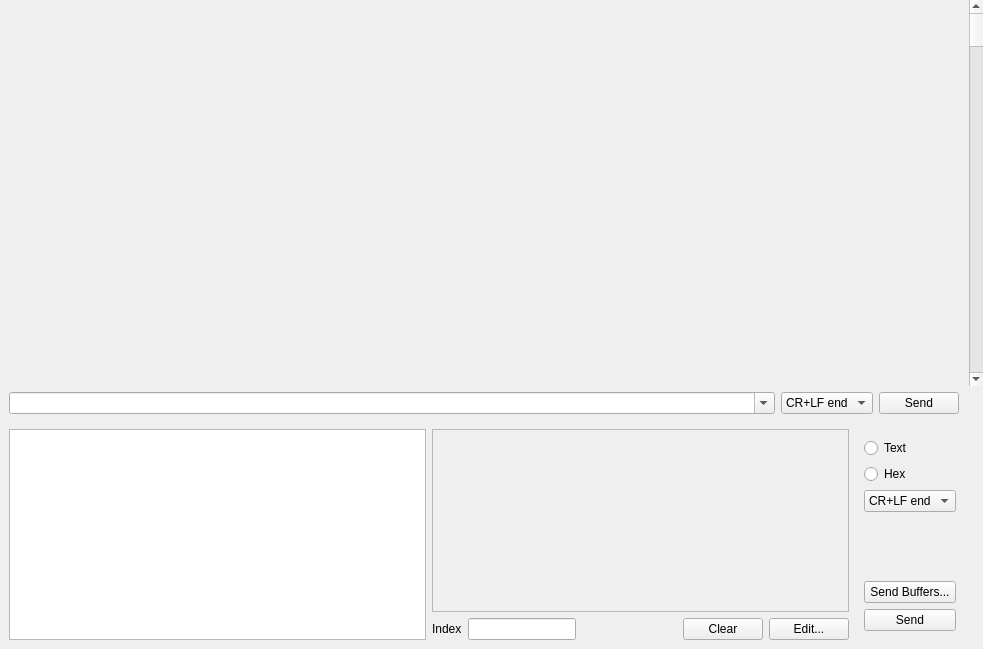
Qt form src/UI/QT/Frame_MainTextArea.ui (TheBeef/WhippyTerm) before a commit.
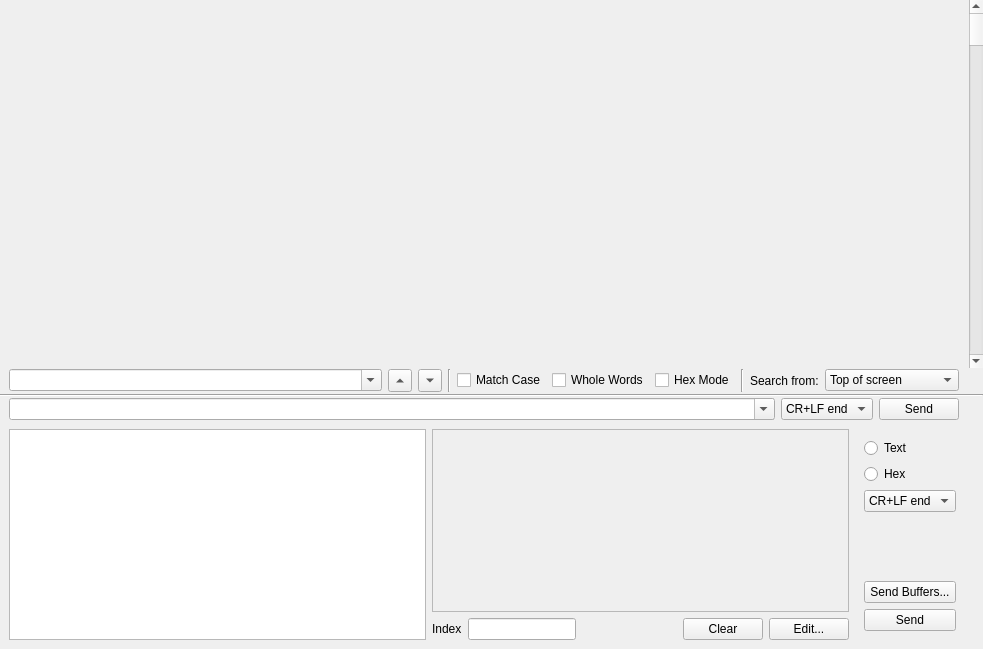
The same form after that commit. Icons and pictures are not drawn. Custom widgets are drawn as their Qt base class.

Commit message: First part of the new text search (text only, no history)

```diff
--- a/src/UI/QT/Frame_MainTextArea.ui
+++ b/src/UI/QT/Frame_MainTextArea.ui
@@ -34,7 +34,10 @@
        <verstretch>0</verstretch>
       </sizepolicy>
      </property>
-     <layout class="QVBoxLayout" name="verticalLayout">
+     <layout class="QVBoxLayout" name="verticalLayout_8">
+      <property name="spacing">
+       <number>0</number>
+      </property>
       <property name="leftMargin">
        <number>0</number>
       </property>
@@ -113,6 +116,233 @@
         </layout>
        </widget>
       </item>
+      <item>
+       <widget class="QWidget" name="Find_ContainerWidget" native="true">
+        <property name="sizePolicy">
+         <sizepolicy hsizetype="Preferred" vsizetype="Maximum">
+          <horstretch>0</horstretch>
+          <verstretch>0</verstretch>
+         </sizepolicy>
+        </property>
+        <layout class="QVBoxLayout" name="verticalLayout">
+         <property name="spacing">
+          <number>0</number>
+         </property>
+         <property name="leftMargin">
+          <number>0</number>
+         </property>
+         <property name="topMargin">
+          <number>1</number>
+         </property>
+         <property name="rightMargin">
+          <number>0</number>
+         </property>
+         <property name="bottomMargin">
+          <number>1</number>
+         </property>
+         <item>
+          <widget class="QWidget" name="Find_InternalContainerWidget" native="true">
+           <property name="sizePolicy">
+            <sizepolicy hsizetype="Preferred" vsizetype="Maximum">
+             <horstretch>0</horstretch>
+             <verstretch>0</verstretch>
+            </sizepolicy>
+           </property>
+           <layout class="QHBoxLayout" name="horizontalLayout_7">
+            <property name="leftMargin">
+             <number>9</number>
+            </property>
+            <property name="topMargin">
+             <number>0</number>
+            </property>
+            <property name="rightMargin">
+             <number>0</number>
+            </property>
+            <property name="bottomMargin">
+             <number>2</number>
+            </property>
+            <item>
+             <widget class="QComboBox" name="Find_Text_comboBox">
+              <property name="sizePolicy">
+               <sizepolicy hsizetype="Expanding" vsizetype="Fixed">
+                <horstretch>0</horstretch>
+                <verstretch>0</verstretch>
+               </sizepolicy>
+              </property>
+              <property name="editable">
+               <bool>true</bool>
+              </property>
+              <property name="insertPolicy">
+               <enum>QComboBox::NoInsert</enum>
+              </property>
+             </widget>
+            </item>
+            <item>
+             <widget class="QToolButton" name="Find_Prev_toolButton">
+              <property name="toolTip">
+               <string>Previous</string>
+              </property>
+              <property name="text">
+               <string>Prev</string>
+              </property>
+              <property name="arrowType">
+               <enum>Qt::UpArrow</enum>
+              </property>
+             </widget>
+            </item>
+            <item>
+             <widget class="QToolButton" name="Find_Next_toolButton">
+              <property name="toolTip">
+               <string>Next</string>
+              </property>
+              <property name="text">
+               <string>Next</string>
+              </property>
+              <property name="arrowType">
+               <enum>Qt::DownArrow</enum>
+              </property>
+             </widget>
+            </item>
+            <item>
+             <widget class="Line" name="line">
+              <property name="orientation">
+               <enum>Qt::Vertical</enum>
+              </property>
+             </widget>
+            </item>
+            <item>
+             <widget class="QCheckBox" name="Find_MatchCase_checkBox">
+              <property name="toolTip">
+               <string>Match the upper/lower case</string>
+              </property>
+              <property name="text">
+               <string>Match Case</string>
+              </property>
+             </widget>
+            </item>
+            <item>
+             <widget class="QCheckBox" name="Find_WholeWords_checkBox">
+              <property name="toolTip">
+               <string>Match only whole words</string>
+              </property>
+              <property name="text">
+               <string>Whole Words</string>
+              </property>
+             </widget>
+            </item>
+            <item>
+             <widget class="QCheckBox" name="Find_Hex_checkBox">
+              <property name="toolTip">
+               <string>Input is a list of hex value that will be searched for instead text</string>
+              </property>
+              <property name="text">
+               <string>Hex Mode</string>
+              </property>
+             </widget>
+            </item>
+            <item>
+             <widget class="Line" name="line_2">
+              <property name="orientation">
+               <enum>Qt::Vertical</enum>
+              </property>
+             </widget>
+            </item>
+            <item>
+             <widget class="QLabel" name="label_2">
+              <property name="text">
+               <string>Search from:</string>
+              </property>
+             </widget>
+            </item>
+            <item>
+             <widget class="QComboBox" name="Find_SearchFrom_comboBox">
+              <item>
+               <property name="text">
+                <string>Top of screen</string>
+               </property>
+              </item>
+              <item>
+               <property name="text">
+                <string>Start of scroll buffer</string>
+               </property>
+              </item>
+             </widget>
+            </item>
+            <item>
+             <widget class="QWidget" name="widget_7" native="true">
+              <property name="sizePolicy">
+               <sizepolicy hsizetype="Maximum" vsizetype="Minimum">
+                <horstretch>0</horstretch>
+                <verstretch>0</verstretch>
+               </sizepolicy>
+              </property>
+              <property name="maximumSize">
+               <size>
+                <width>16777215</width>
+                <height>16777215</height>
+               </size>
+              </property>
+              <layout class="QVBoxLayout" name="verticalLayout_7">
+               <property name="spacing">
+                <number>0</number>
+               </property>
+               <property name="leftMargin">
+                <number>0</number>
+               </property>
+               <property name="topMargin">
+                <number>0</number>
+               </property>
+               <property name="rightMargin">
+                <number>0</number>
+               </property>
+               <property name="bottomMargin">
+                <number>0</number>
+               </property>
+               <item>
+                <widget class="MyCloseBttn" name="Find_CloseBttn_widget" native="true">
+                 <property name="minimumSize">
+                  <size>
+                   <width>18</width>
+                   <height>16</height>
+                  </size>
+                 </property>
+                 <property name="maximumSize">
+                  <size>
+                   <width>14</width>
+                   <height>14</height>
+                  </size>
+                 </property>
+                </widget>
+               </item>
+               <item>
+                <spacer name="verticalSpacer_4">
+                 <property name="orientation">
+                  <enum>Qt::Vertical</enum>
+                 </property>
+                 <property name="sizeHint" stdset="0">
+                  <size>
+                   <width>1</width>
+                   <height>1</height>
+                  </size>
+                 </property>
+                </spacer>
+               </item>
+              </layout>
+             </widget>
+            </item>
+           </layout>
+          </widget>
+         </item>
+         <item>
+          <widget class="Line" name="line_3">
+           <property name="orientation">
+            <enum>Qt::Horizontal</enum>
+           </property>
+          </widget>
+         </item>
+        </layout>
+       </widget>
+      </item>
       <item>
        <widget class="QWidget" name="TextSend_GroupBox" native="true">
         <property name="sizePolicy">
```
The commit also changes 27 other files.
